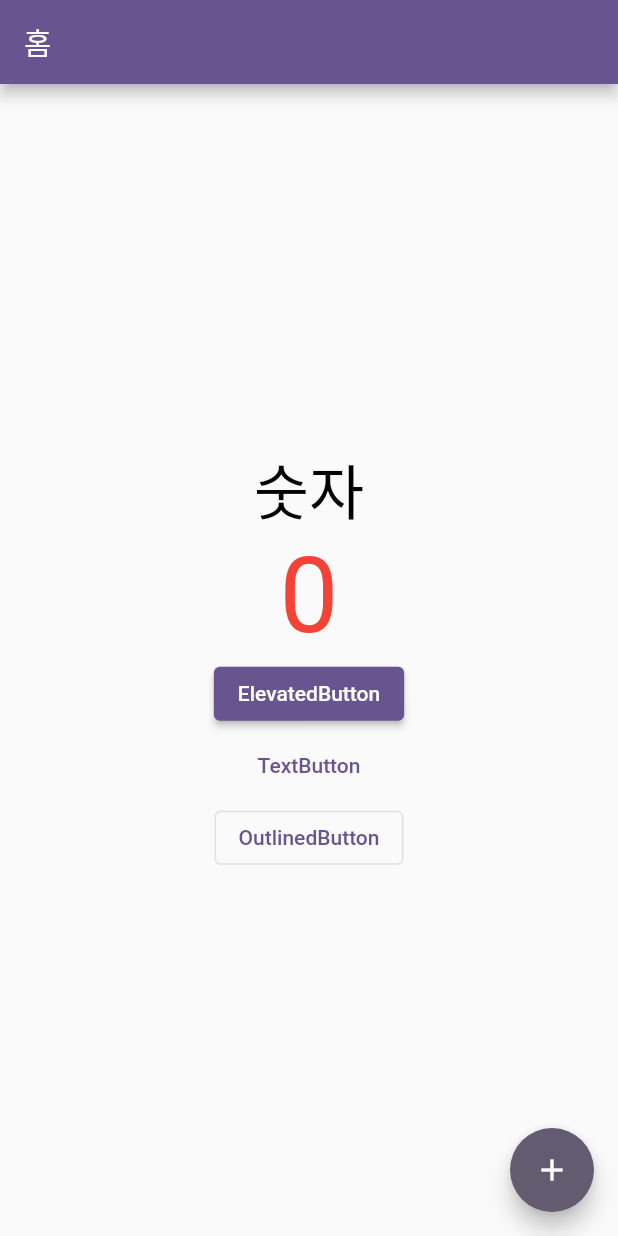
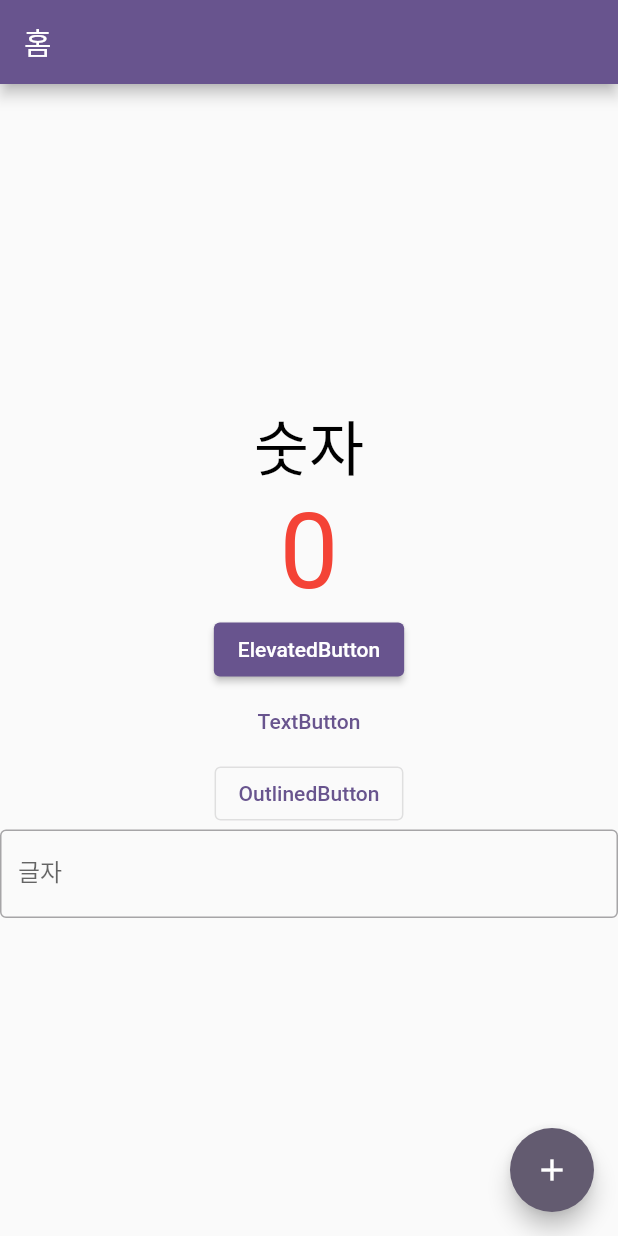
Before and after one commit to jungho1016/flutter_beginner, a Flutter app: the screen it shows after launch, on a phone screen of 412 x 824 dp. Run offline on Flutter 3.47's test engine with Material 2 defaults, Android fonts, the phone set to English and light mode, and no system bars.

Commit message:
029. TextField 위젯

```diff
--- a/lib/main_page.dart
+++ b/lib/main_page.dart
@@ -54,6 +54,15 @@ class _MainPageState extends State<MainPage> {
               },
               child: Text('OutlinedButton'),
             ),
+            TextField(
+              onChanged: (text) {
+                print(text);
+              },
+              decoration: InputDecoration(
+                labelText: '글자',
+                border: OutlineInputBorder(),
+              ),
+            ),
           ],
         ),
       ),
```
